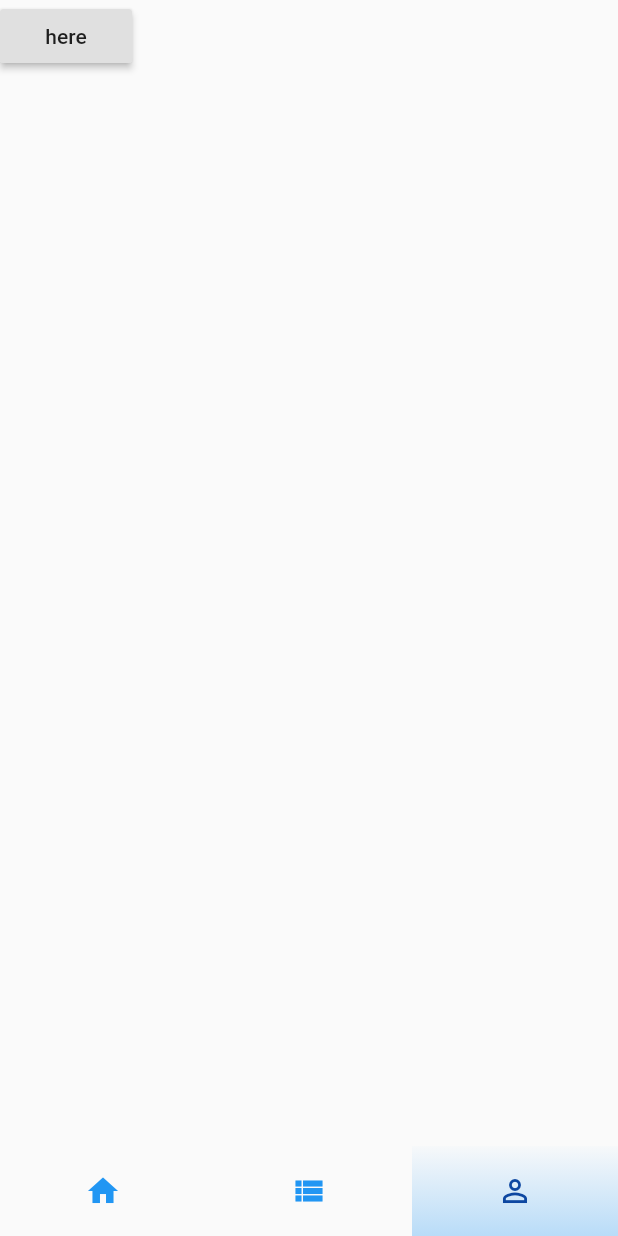
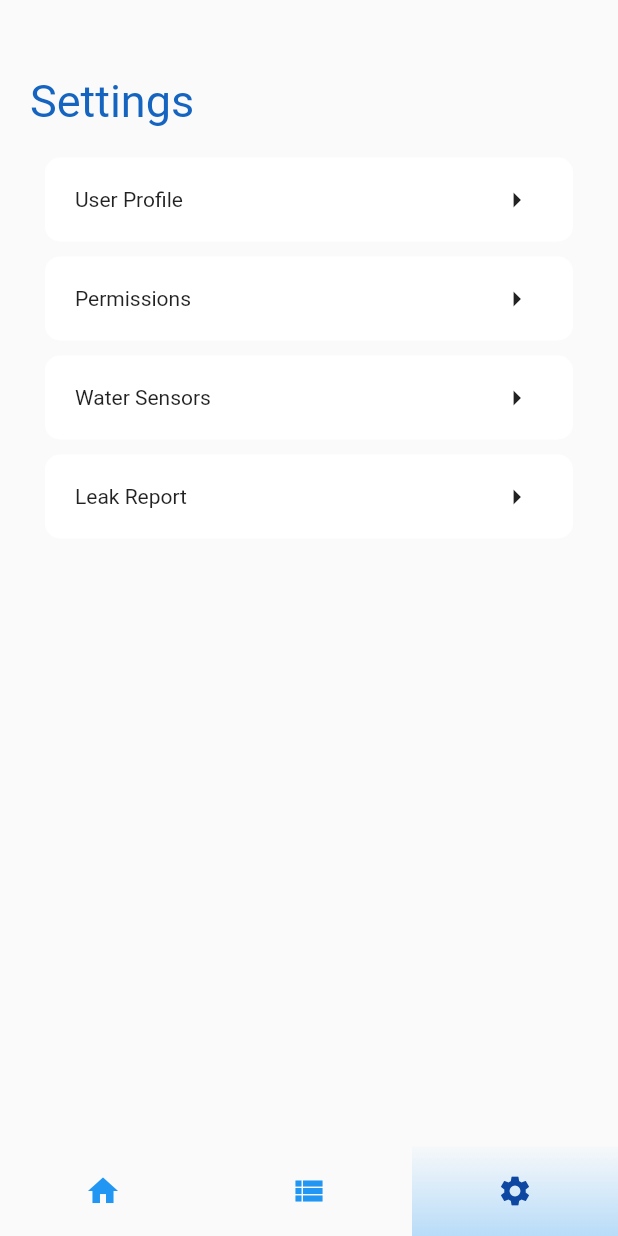
Before and after one commit to aavaSapkota/water_wheel, a Flutter app: the screen it shows after launch, item 3 of the bottom bar chosen, on a phone screen of 412 x 824 dp. Run offline on Flutter 3.47's test engine with Material 2 defaults, Android fonts, the phone set to English and light mode, and no system bars; our stand-ins replace firebase_auth, firebase_core, firebase_database, flutter_svg, simple_shadow; accounts and stored records are empty; Roboto replaces fonts that are missing (MainTitleFont).

```diff
--- a/lib/dataClasses/User.dart
+++ b/lib/dataClasses/User.dart
@@ -1,3 +1,4 @@
+import 'package:flutter/cupertino.dart';
 import 'package:water_wheel/dataClasses/WaterSensor.dart';
 
 import 'WaterSensor.dart';
@@ -8,6 +9,7 @@ class User {
   int id =0;
   String name ="";
   List<WaterSensor> sensors = [];
+  AssetImage pfp = new AssetImage(" ");
 
   User(int id, String name){
     this.id = id;
@@ -34,4 +36,8 @@ class User {
     sensors.add(sensor);
   }
 
+  void setPfp(AssetImage image){
+    pfp = image;
+  }
+
 }
--- a/lib/dataClasses/WaterSensor.dart
+++ b/lib/dataClasses/WaterSensor.dart
@@ -3,6 +3,7 @@ class WaterSensor {
   int waterused = 0;
   int id =0;
   String name ="";
+
 
   WaterSensor(int id, String name){
     waterused =0;
--- a/lib/pages/Home.dart
+++ b/lib/pages/Home.dart
@@ -1,19 +1,30 @@
 import 'package:flutter/material.dart';
 import 'package:flutter_svg/flutter_svg.dart';
 import 'package:simple_shadow/simple_shadow.dart';
+import 'package:firebase_core/firebase_core.dart';
+import 'package:firebase_core/firebase_core.dart';
+import 'package:firebase_database/firebase_database.dart';
+import 'package:firebase_auth/firebase_auth.dart';
+
 
 class Home extends StatefulWidget{
   @override
   _HomeState createState() => _HomeState();
+
+
 }
 
 class _HomeState extends State<Home> {
+  DatabaseReference testRef = FirebaseDatabase.instance.reference().child("test");
+
+  // testRef.push().set("sd").toJson();
+
+  _HomeState(){}
 
   int _selectedItemIndex = 0;
 
   @override
   Widget build(BuildContext context){
-
     return Scaffold(
         body: SafeArea(
           child: Center(
@@ -186,7 +197,7 @@ class _HomeState extends State<Home> {
           children: [
             buildNavBarItem(Icons.home,0, '/home'),
             buildNavBarItem(Icons.view_list,1, '/waterSensorManager'),
-          buildNavBarItem(Icons.perm_identity,2, '/userProfile'),
+            buildNavBarItem(Icons.settings,2, '/userProfile'),
           ],
         ),
 
--- /dev/null
+++ b/lib/pages/Settings.dart
@@ -0,0 +1,111 @@
+import 'package:flutter/material.dart';
+
+
+class Settings extends StatefulWidget {
+  const Settings({Key? key}) : super(key: key);
+
+  @override
+  _SettingsState createState() => _SettingsState();
+}
+
+class _SettingsState extends State<Settings> {
+
+  int _selectedItemIndex = 2;
+
+  @override
+  Widget build(BuildContext context) {
+    return Scaffold(
+        body:SafeArea(
+          child: Center(
+        child: Column(
+        crossAxisAlignment: CrossAxisAlignment.start,
+          children: [
+            Container(
+              margin: EdgeInsets.fromLTRB(20,50,20,10),
+              child: Text(
+                'Settings',
+                style: TextStyle(
+                  color: Colors.blue[800],
+                  fontFamily: "MainTitleFont",
+                  fontSize: 30,
+                ),
+              ),
+            ),
+
+            Column(
+              children: [
+                buildSettingItem("User Profile"),
+                buildSettingItem("Permissions"),
+                buildSettingItem("Water Sensors"),
+                buildSettingItem("Leak Report"),
+              ],
+            ),
+          ]
+         )
+        )
+        ),
+        bottomNavigationBar: Row(
+          children: [
+            buildNavBarItem(Icons.home,0, '/home'),
+            buildNavBarItem(Icons.view_list,1, '/waterSensorManager'),
+            buildNavBarItem(Icons.settings,2, '/userProfile'),
+        ],
+      ),
+    );
+  }
+
+  Widget buildSettingItem (String setting){
+    return Container(
+      margin: EdgeInsets.fromLTRB(30,10,30,0),
+      padding: EdgeInsets.all(10.0),
+      decoration: BoxDecoration(
+        borderRadius: BorderRadius.all(Radius.circular(10)),
+        color: Colors.white,
+      ),
+      child: Row(
+          children: [
+            Expanded(
+              flex: 5,
+              child: Container(
+                  padding: EdgeInsets.all(10),
+                  child: Text(setting)
+              ),
+            ),
+            Expanded(
+              flex: 1,
+              child: Container(
+                child: Icon(Icons.arrow_right),
+              ),
+            ),
+          ]
+      ),
+    );
+  }
+
+  Widget buildNavBarItem(IconData icon, int index, String route){
+    return GestureDetector(
+      onTap: (){
+        setState((){
+          _selectedItemIndex = index;
+        });
+        Navigator.pushNamed(context, route);
+      }
+      ,
+      child: Container(
+        height: 60,
+        width: MediaQuery.of(context).size.width/3,
+        decoration: BoxDecoration(
+            color: index == _selectedItemIndex ? Colors.lightBlueAccent: Colors.transparent,
+            gradient: LinearGradient(colors: [
+              Colors.blue.withOpacity(0.3),
+              Colors.blue.withOpacity(0.015),
+            ],
+              begin: Alignment.bottomCenter,
+              end: Alignment.topCenter,
+            )
+        ),
+        child: Icon(icon, color: index == _selectedItemIndex ? Colors.blue[900]: Colors.blue,),
+      ),
+    );
+  }
+}
--- a/lib/pages/UserProfile.dart
+++ /dev/null
@@ -1,67 +0,0 @@
-import 'package:flutter/material.dart';
-
-
-class UserProfile extends StatefulWidget {
-  const UserProfile({Key? key}) : super(key: key);
-
-  @override
-  _UserProfileState createState() => _UserProfileState();
-}
-
-class _UserProfileState extends State<UserProfile> {
-
-  int _selectedItemIndex = 2;
-
-  @override
-  Widget build(BuildContext context) {
-    return Scaffold(
-        body:SafeArea(
-          child: Column(
-            children: <Widget>[
-              RaisedButton(
-                onPressed: (){
-                  Navigator.pushNamed(context, '/home');
-                },
-                child: Text("here"),
-              ),
-            ],
-
-          ),
-        ),
-      bottomNavigationBar: Row(
-        children: [
-          buildNavBarItem(Icons.home,0, '/home'),
-          buildNavBarItem(Icons.view_list,1, '/waterSensorManager'),
-           buildNavBarItem(Icons.perm_identity,2, '/userProfile'),
-        ],
-      ),
-    );
-  }
-
-  Widget buildNavBarItem(IconData icon, int index, String route){
-    return GestureDetector(
-      onTap: (){
-        setState((){
-          _selectedItemIndex = index;
-        });
-        Navigator.pushNamed(context, route);
-      }
-      ,
-      child: Container(
-        height: 60,
-        width: MediaQuery.of(context).size.width/3,
-        decoration: BoxDecoration(
-            color: index == _selectedItemIndex ? Colors.lightBlueAccent: Colors.transparent,
-            gradient: LinearGradient(colors: [
-              Colors.blue.withOpacity(0.3),
-              Colors.blue.withOpacity(0.015),
-            ],
-              begin: Alignment.bottomCenter,
-              end: Alignment.topCenter,
-            )
-        ),
-        child: Icon(icon, color: index == _selectedItemIndex ? Colors.blue[900]: Colors.blue,),
-      ),
-    );
-  }
-}
--- a/lib/pages/WaterSensorManager.dart
+++ b/lib/pages/WaterSensorManager.dart
@@ -138,7 +138,7 @@ class _WaterSensorMangerState extends State<WaterSensorManger> {
         children: [
           buildNavBarItem(Icons.home,0, '/home'),
           buildNavBarItem(Icons.view_list,1, '/waterSensorManager'),
-          buildNavBarItem(Icons.perm_identity,2, '/userProfile'),
+          buildNavBarItem(Icons.settings,2, '/userProfile'),
         ],
       ),
     );
```
Also changed, not shown: lib/main.dart (+29 -8 lines), pubspec.yaml (+11 -4 lines), pubspec.lock, 3 other files. Lines whose indentation alone changed are shown as unchanged.
